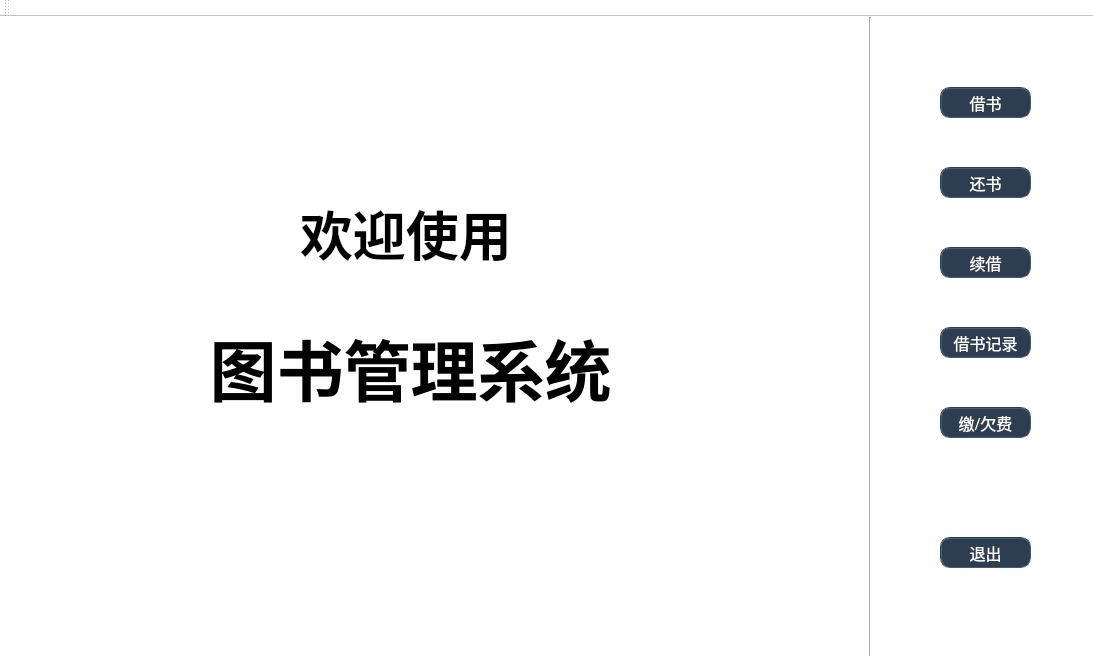
Before: the Qt Designer form abc/mainwindow.ui in BookMangeTeam/bookmanage, drawn with Qt 5.
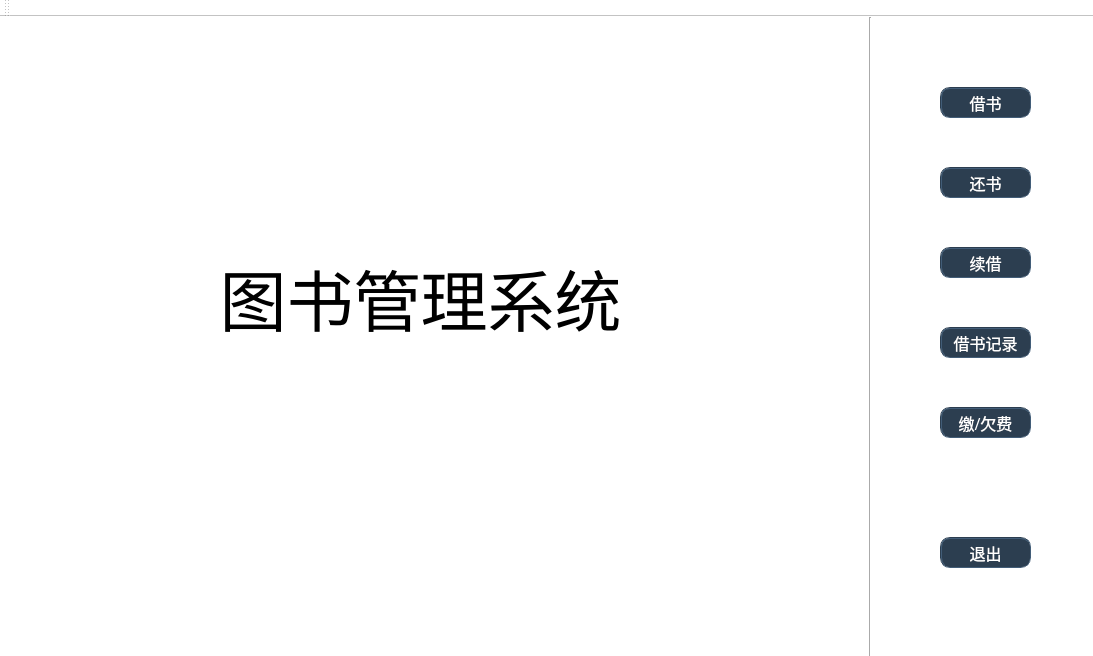
After: the same form once the commit is applied. The open tabs and pages were chosen to show the change.

```diff
--- a/abc/mainwindow.ui
+++ b/abc/mainwindow.ui
@@ -57,8 +57,8 @@
      <widget class="QLabel" name="name">
       <property name="geometry">
        <rect>
-        <x>140</x>
-        <y>280</y>
+        <x>150</x>
+        <y>210</y>
         <width>521</width>
         <height>141</height>
        </rect>
@@ -67,8 +67,8 @@
        <font>
         <family>等线</family>
         <pointsize>50</pointsize>
-        <weight>75</weight>
-        <bold>true</bold>
+        <weight>50</weight>
+        <bold>false</bold>
        </font>
       </property>
       <property name="autoFillBackground">
@@ -81,26 +81,6 @@
        <set>Qt::AlignCenter</set>
       </property>
      </widget>
-     <widget class="QLabel" name="label">
-      <property name="geometry">
-       <rect>
-        <x>290</x>
-        <y>170</y>
-        <width>231</width>
-        <height>91</height>
-       </rect>
-      </property>
-      <property name="font">
-       <font>
-        <pointsize>40</pointsize>
-        <weight>75</weight>
-        <bold>true</bold>
-       </font>
-      </property>
-      <property name="text">
-       <string>欢迎使用</string>
-      </property>
-     </widget>
     </widget>
     <widget class="QWidget" name="page_2">
      <widget class="QFrame" name="mainWindowBackGroundFrame3">
```
Left out of the diff: 26 changed lines with no effect on the pictures.
